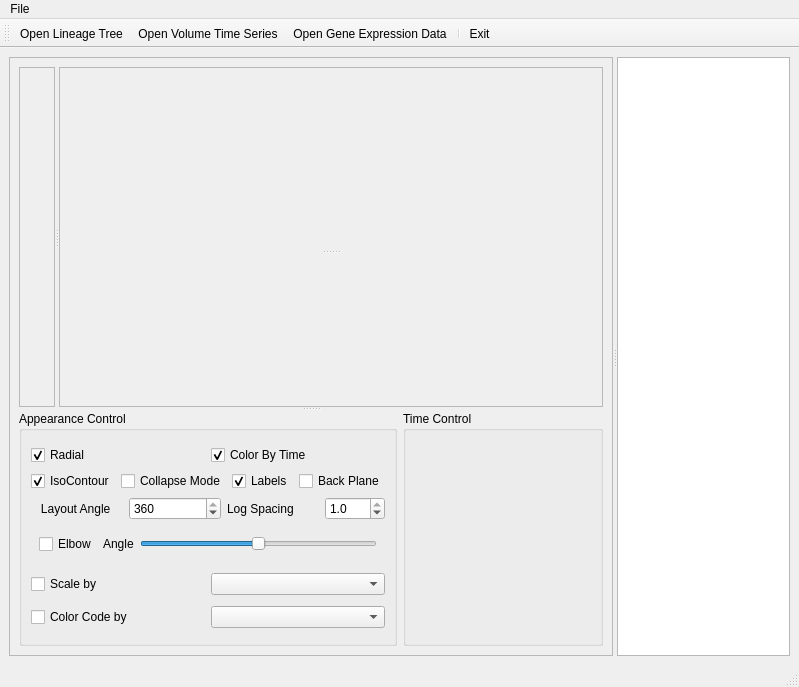
First picture: the form in CellLineage.ui, repository gofigure2/CellLineageViewer, before the edit.
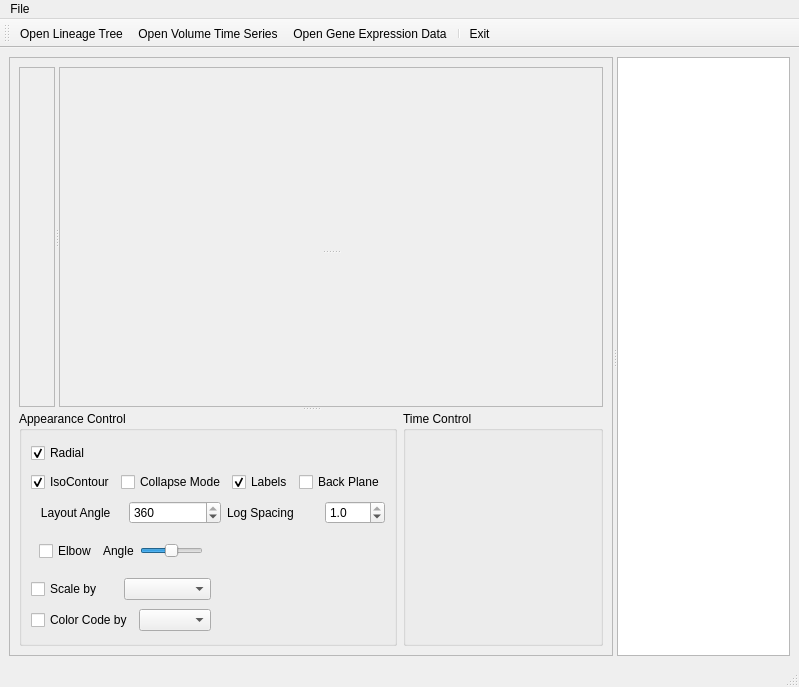
Second picture: the form after the edit. Icons and pictures are not drawn. Custom widgets are drawn as their Qt base class.

Commit message: ENH: removing old code for color coding

Diff of the .ui file:
```diff
--- a/CellLineage.ui
+++ b/CellLineage.ui
@@ -139,16 +139,8 @@
               <property name="title">
                <string>Appearance Control</string>
               </property>
-              <layout class="QGridLayout" name="gridLayout">
-               <item row="0" column="0" colspan="2">
-                <layout class="QVBoxLayout">
-                 <property name="spacing">
-                  <number>6</number>
-                 </property>
-                 <property name="margin">
-                  <number>0</number>
-                 </property>
-                 <item>
+              <layout class="QGridLayout" name="gridLayout_3">
+               <item row="0" column="0">
                   <layout class="QHBoxLayout">
                    <property name="spacing">
                     <number>6</number>
@@ -166,19 +158,9 @@
                      </property>
                     </widget>
                    </item>
-                   <item>
-                    <widget class="QCheckBox" name="colorEdgesCheckBox">
-                     <property name="text">
-                      <string>Color By Time</string>
-                     </property>
-                     <property name="checked">
-                      <bool>true</bool>
-                     </property>
-                    </widget>
-                   </item>
-                  </layout>
-                 </item>
-                 <item>
+                </layout>
+               </item>
+               <item row="1" column="0" colspan="2">
                   <layout class="QHBoxLayout">
                    <property name="spacing">
                     <number>6</number>
@@ -222,7 +204,7 @@
                    </item>
                   </layout>
                  </item>
-                 <item>
+               <item row="2" column="0" colspan="2">
                   <layout class="QHBoxLayout">
                    <property name="spacing">
                     <number>6</number>
@@ -287,7 +269,7 @@
                    </item>
                   </layout>
                  </item>
-                 <item>
+               <item row="3" column="0">
                   <layout class="QHBoxLayout">
                    <property name="spacing">
                     <number>6</number>
@@ -324,16 +306,16 @@
                    </item>
                   </layout>
                  </item>
-                </layout>
-               </item>
-               <item row="1" column="0">
+               <item row="4" column="0">
+                <layout class="QGridLayout" name="gridLayout">
+                 <item row="0" column="0">
                 <widget class="QCheckBox" name="scaleBy">
                  <property name="text">
                   <string>Scale by</string>
                  </property>
                 </widget>
                </item>
-               <item row="1" column="1">
+                 <item row="0" column="1">
                 <widget class="QComboBox" name="scaleType">
                  <property name="sizePolicy">
                   <sizepolicy hsizetype="Minimum" vsizetype="Fixed">
@@ -343,31 +325,47 @@
                  </property>
                 </widget>
                </item>
-               <item row="1" column="2">
+                </layout>
+               </item>
+               <item row="4" column="1">
                 <spacer name="horizontalSpacer">
                  <property name="orientation">
                   <enum>Qt::Horizontal</enum>
                  </property>
-                 <property name="sizeType">
-                  <enum>QSizePolicy::Maximum</enum>
-                 </property>
                  <property name="sizeHint" stdset="0">
                   <size>
-                   <width>40</width>
+                   <width>203</width>
                    <height>20</height>
                   </size>
                  </property>
                 </spacer>
                </item>
-               <item row="2" column="0">
+               <item row="5" column="0">
+                <layout class="QGridLayout" name="gridLayout_2">
+                 <item row="0" column="0">
                 <widget class="QCheckBox" name="colorCodeBy">
                  <property name="text">
                   <string>Color Code by</string>
                  </property>
                 </widget>
                </item>
-               <item row="2" column="1">
+                 <item row="0" column="1">
                 <widget class="QComboBox" name="colorCodeType"/>
+                 </item>
+                </layout>
+               </item>
+               <item row="5" column="1">
+                <spacer name="horizontalSpacer_2">
+                 <property name="orientation">
+                  <enum>Qt::Horizontal</enum>
+                 </property>
+                 <property name="sizeHint" stdset="0">
+                  <size>
+                   <width>203</width>
+                   <height>20</height>
+                  </size>
+                 </property>
+                </spacer>
                </item>
               </layout>
              </widget>
```
Lines whose indentation alone changed are shown as unchanged. The commit also changes 2 other files.
